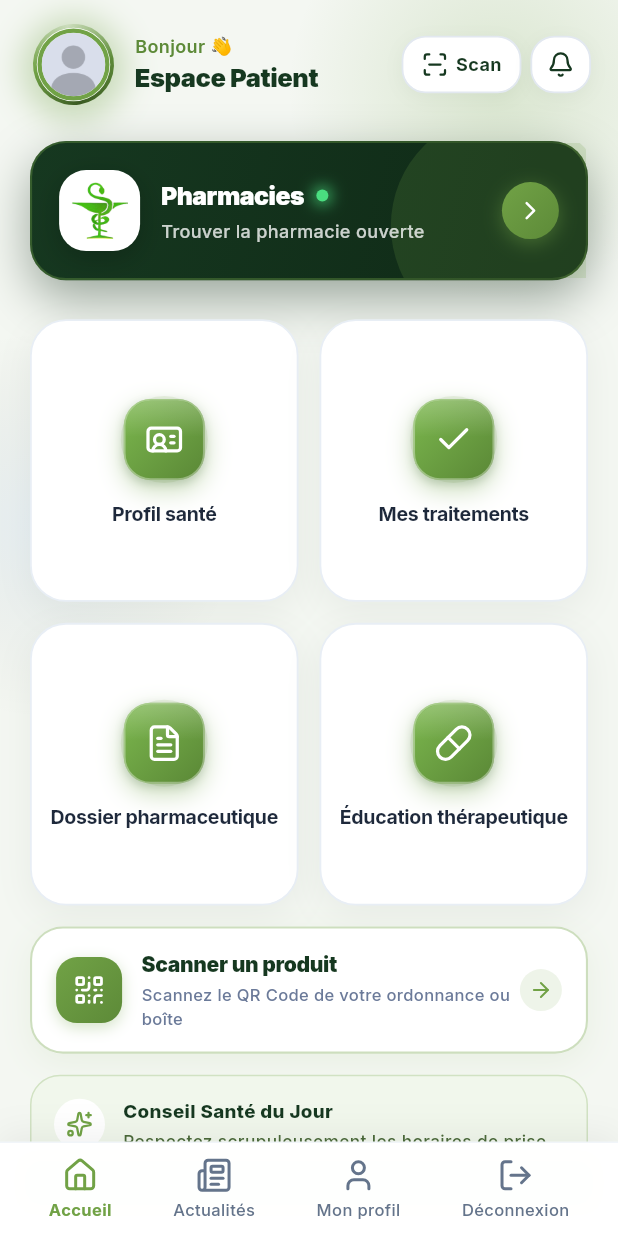
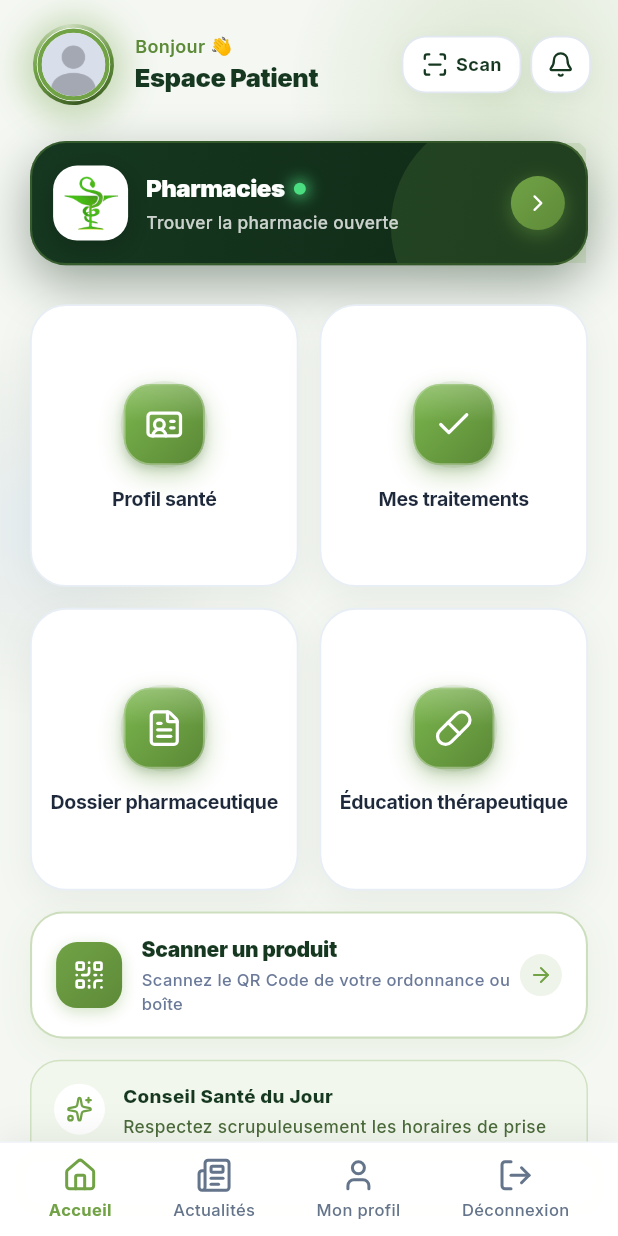
Before and after one commit to moetaz5/flutter_apothicare, a Flutter app: the HomePatientScreen screen opened by its route, on a phone screen of 412 x 824 dp. Run offline on Flutter 3.47's test engine with Material 3 defaults, Android fonts, the light colour scheme and no system bars; drawn by our look-alikes of flutter_animate; our stand-ins replace cached_network_image, dio, file_picker, flutter_local_notifications, geolocator, google_fonts and 8 more; missing offline and left inert: encrypt, google_maps_flutter_android, google_maps_flutter_platform_interface, mobile_scanner, webview_flutter_android; accounts and stored records are empty; network calls fail.

Commit message:
fix(ui): resolve text overflow in Pharmacies & Gardes banner

```diff
--- a/lib/features/home_patient/presentation/home_patient_screen.dart
+++ b/lib/features/home_patient/presentation/home_patient_screen.dart
@@ -416,17 +416,17 @@ class _HomePatientScreenState extends State<HomePatientScreen> {
             ),
 
             Padding(
-              padding: const EdgeInsets.all(18),
+              padding: const EdgeInsets.symmetric(horizontal: 14, vertical: 15),
               child: Row(
                 children: [
                   // Logo container with crisp white badge & subtle shadow
                   Container(
-                    width: 54,
-                    height: 54,
-                    padding: const EdgeInsets.all(8),
+                    width: 50,
+                    height: 50,
+                    padding: const EdgeInsets.all(7),
                     decoration: BoxDecoration(
                       color: Colors.white,
-                      borderRadius: BorderRadius.circular(18),
+                      borderRadius: BorderRadius.circular(16),
                       boxShadow: [
                         BoxShadow(
                           color: Colors.black.withValues(alpha: 0.20),
@@ -441,11 +441,11 @@ class _HomePatientScreenState extends State<HomePatientScreen> {
                       errorBuilder: (ctx, err, stack) => const Icon(
                         LucideIcons.mapPin,
                         color: AppColors.primaryGreen,
-                        size: 28,
+                        size: 26,
                       ),
                     ),
                   ),
-                  const SizedBox(width: 14),
+                  const SizedBox(width: 12),
 
                   // Text Info
                   Expanded(
@@ -454,16 +454,20 @@ class _HomePatientScreenState extends State<HomePatientScreen> {
                       children: [
                         Row(
                           children: [
-                            const Text(
-                              'Pharmacies',
-                              style: TextStyle(
-                                fontSize: 16.5,
-                                fontWeight: FontWeight.w900,
-                                color: Colors.white,
-                                letterSpacing: -0.3,
+                            const Flexible(
+                              child: Text(
+                                'Pharmacies',
+                                maxLines: 1,
+                                overflow: TextOverflow.ellipsis,
+                                style: TextStyle(
+                                  fontSize: 16,
+                                  fontWeight: FontWeight.w900,
+                                  color: Colors.white,
+                                  letterSpacing: -0.3,
+                                ),
                               ),
                             ),
-                            const SizedBox(width: 8),
+                            const SizedBox(width: 6),
                             // Pulsing live indicator
                             Container(
                               width: 8,
@@ -485,8 +489,10 @@ class _HomePatientScreenState extends State<HomePatientScreen> {
                         const SizedBox(height: 3),
                         Text(
                           'Trouver la pharmacie ouverte',
+                          maxLines: 1,
+                          overflow: TextOverflow.ellipsis,
                           style: TextStyle(
-                            fontSize: 12,
+                            fontSize: 11.5,
                             fontWeight: FontWeight.w500,
                             color: Colors.white.withValues(alpha: 0.78),
                           ),
@@ -494,11 +500,12 @@ class _HomePatientScreenState extends State<HomePatientScreen> {
                       ],
                     ),
                   ),
+                  const SizedBox(width: 8),
 
                   // Right Action Circle
                   Container(
-                    width: 38,
-                    height: 38,
+                    width: 36,
+                    height: 36,
                     decoration: BoxDecoration(
                       gradient: AppColors.primaryGradient,
                       shape: BoxShape.circle,
@@ -510,7 +517,7 @@ class _HomePatientScreenState extends State<HomePatientScreen> {
                         ),
                       ],
                     ),
-                    child: const Icon(LucideIcons.chevronRight, color: Colors.white, size: 20),
+                    child: const Icon(LucideIcons.chevronRight, color: Colors.white, size: 18),
                   ),
                 ],
               ),
```
Also changed, not shown: lib/features/home_pharmacien/presentation/home_pharmacien_screen.dart (+26 -19 lines).
